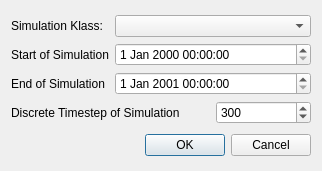
This is src/gui/newsimulationdialog.ui in gregorburger/CityDrain3 as Qt 5 draws it before an edit. The edited form follows.
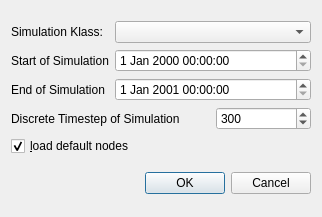
This is the edited form.

Diff of the .ui file:
```diff
--- a/src/gui/newsimulationdialog.ui
+++ b/src/gui/newsimulationdialog.ui
@@ -7,7 +7,7 @@
     <x>0</x>
     <y>0</y>
     <width>322</width>
-    <height>171</height>
+    <height>217</height>
    </rect>
   </property>
   <property name="windowTitle">
@@ -77,6 +77,19 @@
        </property>
       </widget>
      </item>
+     <item row="4" column="0" colspan="2">
+      <widget class="QCheckBox" name="defaultNodesCheckBox">
+       <property name="text">
+        <string>&amp;load default nodes</string>
+       </property>
+       <property name="checked">
+        <bool>true</bool>
+       </property>
+       <property name="tristate">
+        <bool>false</bool>
+       </property>
+      </widget>
+     </item>
     </layout>
    </item>
    <item>
```
